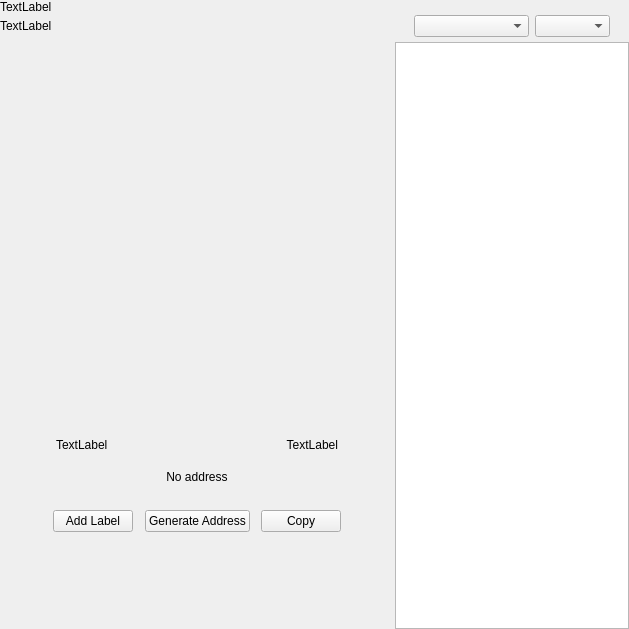
The window that src/qt/pwrb/forms/receivewidget.ui (PWRB-Project/PWRB) describes before a commit, drawn with Qt 5.
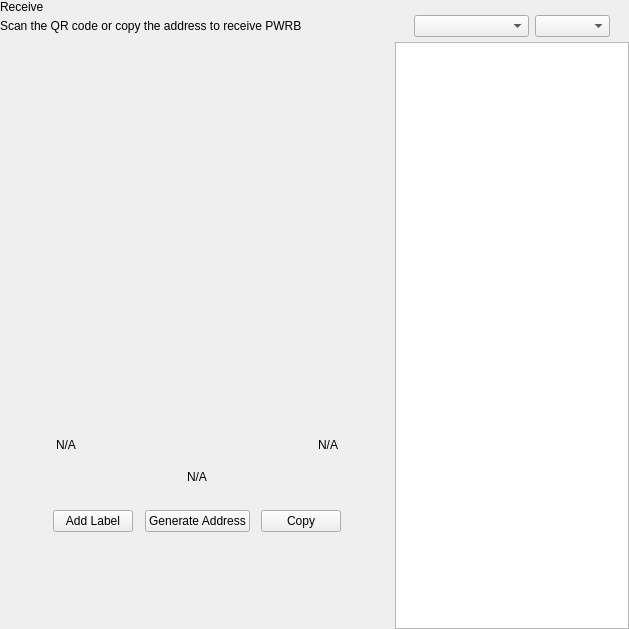
The same window after the commit. Custom widgets are drawn as their Qt base class.

What changed in the file:
```diff
--- a/src/qt/pwrb/forms/receivewidget.ui
+++ b/src/qt/pwrb/forms/receivewidget.ui
@@ -71,14 +71,14 @@
             <item>
              <widget class="QLabel" name="labelTitle">
               <property name="text">
-               <string>TextLabel</string>
+               <string>Receive</string>
               </property>
              </widget>
             </item>
             <item alignment="Qt::AlignTop">
              <widget class="QLabel" name="labelSubtitle1">
               <property name="text">
-               <string>TextLabel</string>
+               <string>Scan the QR code or copy the address to receive PWRB</string>
               </property>
              </widget>
             </item>
@@ -190,7 +190,7 @@
               <item>
                <widget class="QLabel" name="labelLabel">
                 <property name="text">
-                 <string>TextLabel</string>
+                 <string notr="true">N/A</string>
                 </property>
                </widget>
               </item>
@@ -210,7 +210,7 @@
               <item>
                <widget class="QLabel" name="labelDate">
                 <property name="text">
-                 <string>TextLabel</string>
+                 <string notr="true">N/A</string>
                 </property>
                 <property name="alignment">
                  <set>Qt::AlignRight|Qt::AlignTrailing|Qt::AlignVCenter</set>
@@ -235,7 +235,7 @@
               </size>
              </property>
              <property name="text">
-              <string>No address</string>
+              <string notr="true">N/A</string>
              </property>
              <property name="alignment">
               <set>Qt::AlignCenter</set>
```
